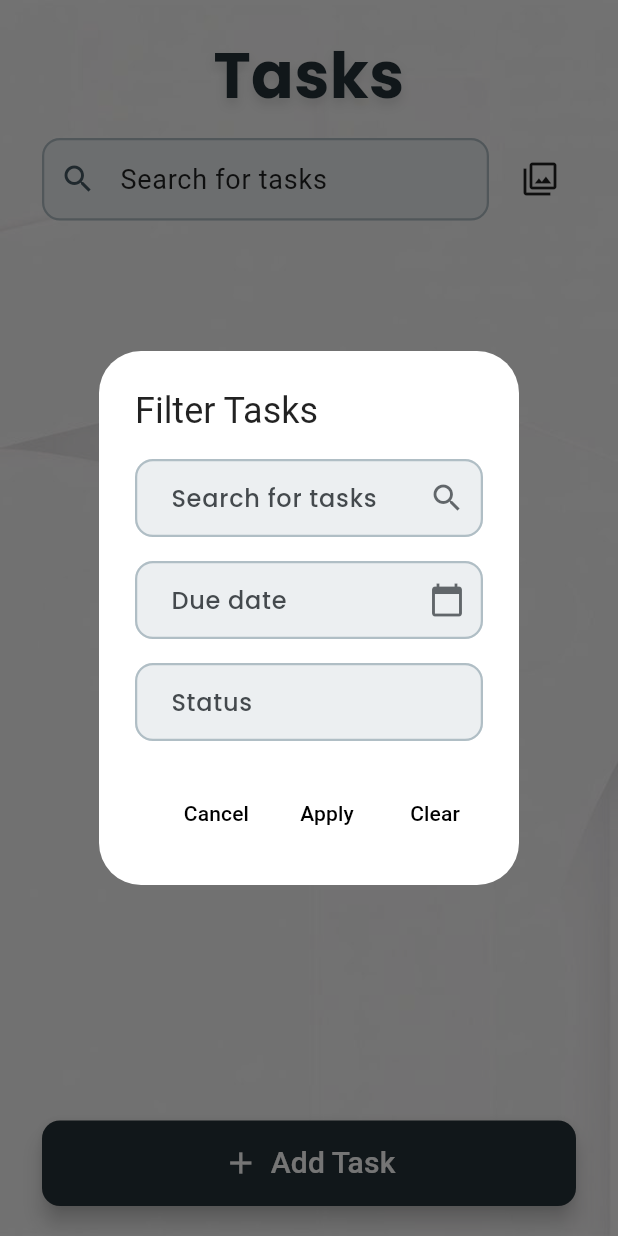
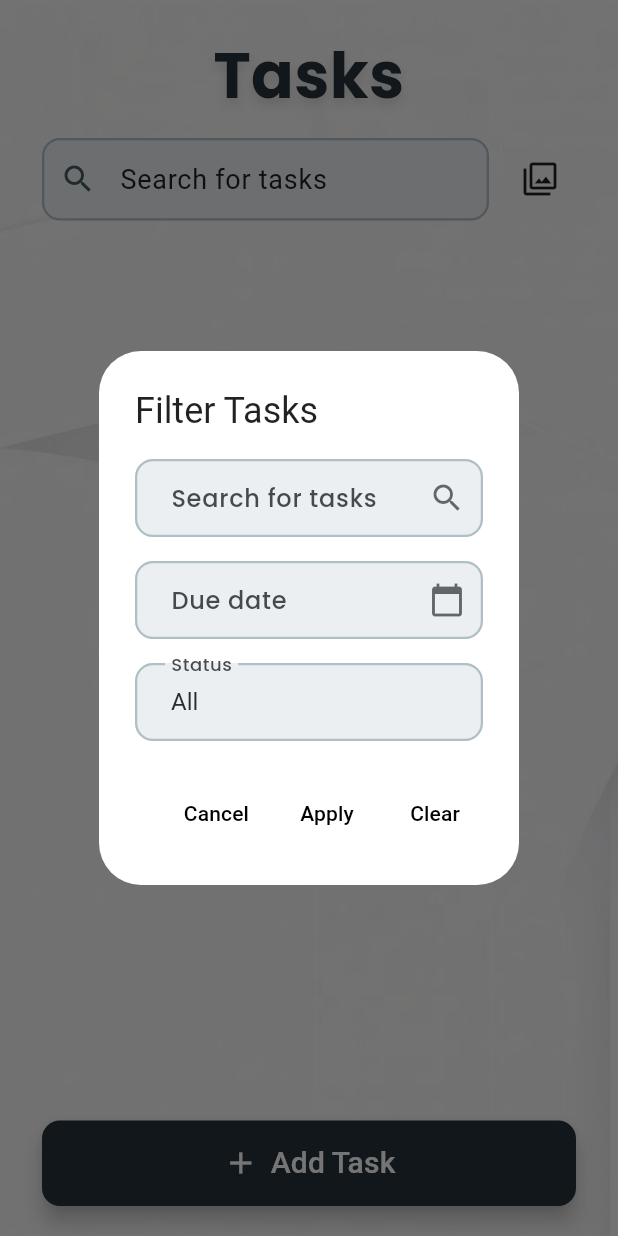
Before and after one commit to Elwaliid/CRM, a Flutter app: the TasksScreen screen opened directly, after a tap on the "filter" icon, on a phone screen of 412 x 824 dp. Run offline on Flutter 3.47's test engine with Material 3 defaults, Android fonts, the phone set to English and light mode, and no system bars; our stand-ins replace calendar_view, firebase_auth, firebase_core, fl_chart, get, google_fonts and 3 more; missing offline and left inert: day_night_time_picker; accounts and stored records are empty; network calls fail.

Commit message:
Update tasks_screen.dart

```diff
--- a/crm_frontend/lib/view/Home_screens/tasks_screen.dart
+++ b/crm_frontend/lib/view/Home_screens/tasks_screen.dart
@@ -45,7 +45,7 @@ class _TasksScreenState extends State<TasksScreen> {
   bool meeting = false;
   List<String> _emailAddresses = [];
   List<String> _phoneNumbers = [];
-  String? _selectedStatus;
+  String _selectedStatus = 'All';
 
   String? userId;
   @override
@@ -105,7 +105,7 @@ class _TasksScreenState extends State<TasksScreen> {
           matches &=
               task.dueDate?.toLowerCase().contains(dueDateQuery) ?? false;
         }
-        if (_selectedStatus != null && _selectedStatus!.isNotEmpty) {
+        if (_selectedStatus != 'All') {
           matches &= task.status == _selectedStatus;
         }
         return matches;
@@ -727,10 +727,10 @@ class _TasksScreenState extends State<TasksScreen> {
                   WilouDropdown(
                     label: 'Status',
                     value: _selectedStatus,
-                    items: ['Pending', 'Completed', 'In Process'],
+                    items: ['All', 'Pending', 'Completed', 'In Process'],
                     onChanged: (value) {
                       setState(() {
-                        _selectedStatus = value;
+                        _selectedStatus = value!;
                       });
                     },
                     icon: Icons.info,
@@ -754,7 +754,7 @@ class _TasksScreenState extends State<TasksScreen> {
                 TextButton(
                   onPressed: () {
                     setState(() {
-                      _selectedStatus = null;
+                      _selectedStatus = "All";
                       _filterDueDateController.clear();
                       _searchController.clear();
                     });
```
